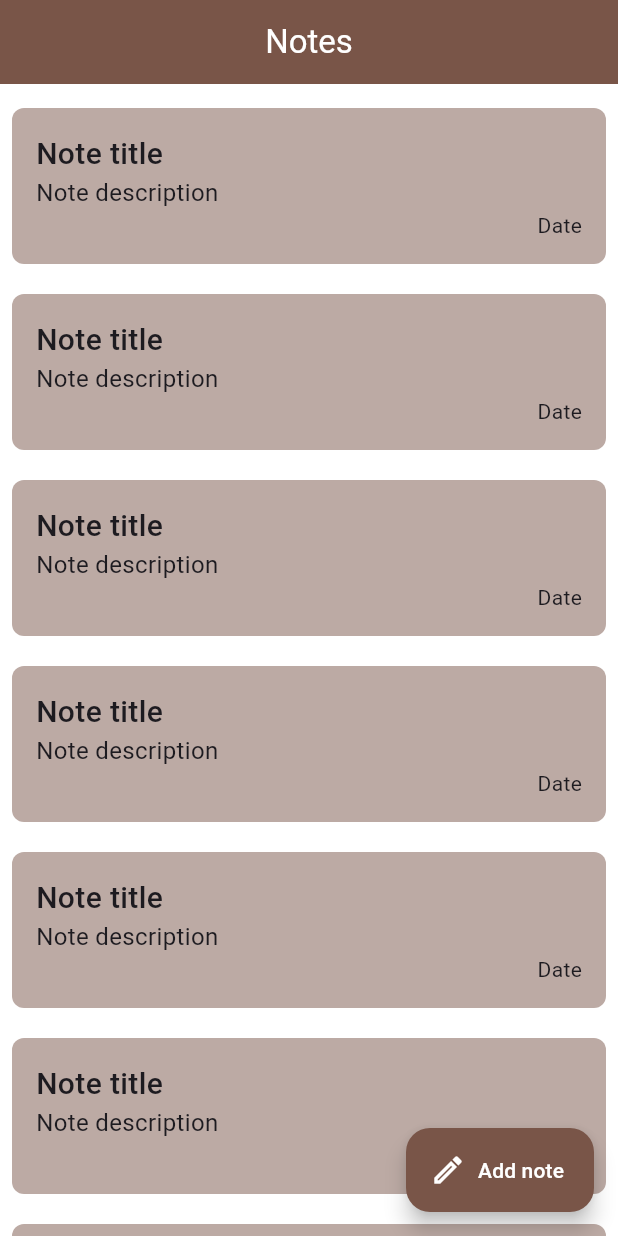
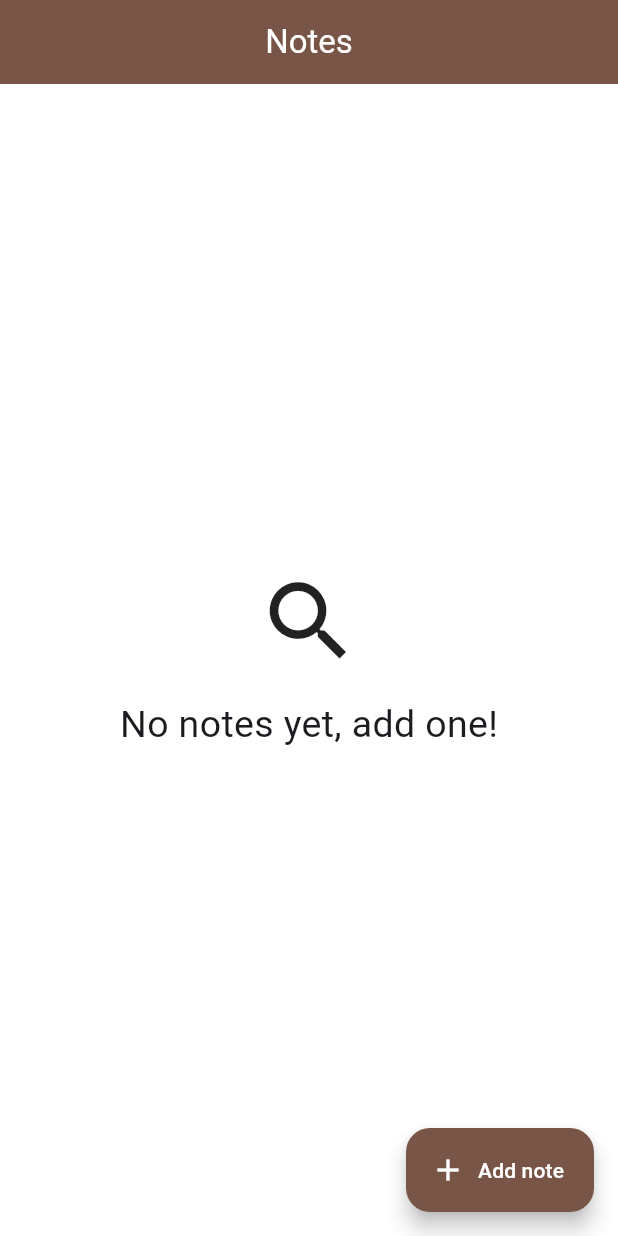
Before and after one commit to jakgrab/simple-notes-app, a Flutter app: the screen it shows after launch, on a phone screen of 412 x 824 dp. Run offline on Flutter 3.47's test engine with Material 3 defaults, Android fonts, the phone set to English and light mode, and no system bars; our stand-ins replace flutter_bloc, freezed_annotation, get_it, go_router, hive, injectable; missing offline and left inert: bloc_presentation; accounts and stored records are empty; generated files the repository leaves out were written again.

Commit message:
Add adding and fetching notes logic

```diff
--- a/lib/features/notes/data/data_sources/local/daos/notes_dao.dart
+++ b/lib/features/notes/data/data_sources/local/daos/notes_dao.dart
@@ -8,21 +8,21 @@ import 'package:simple_notes_app/features/notes/data/models/note/note_model.dart
 class NotesDao implements NotesDaoInterface {
   @override
   Future<void> addNote(NoteModel note) async {
-    final notesBox = Hive.box<NoteModel>(HiveBoxes.notes);
+    final notesBox = await Hive.openBox<NoteModel>(HiveBoxes.notes);
 
     await notesBox.put(note.id, note);
   }
 
   @override
-  Future<void> deleteNote(NoteModel note) {
-    final notesBox = Hive.box<NoteModel>(HiveBoxes.notes);
+  Future<void> deleteNote(NoteModel note) async {
+    final notesBox = await Hive.openBox<NoteModel>(HiveBoxes.notes);
 
     return notesBox.delete(note.id);
   }
 
   @override
   Future<List<NoteModel>> getNotes() async {
-    final notesBox = Hive.box<NoteModel>(HiveBoxes.notes);
+    final notesBox = await Hive.openBox<NoteModel>(HiveBoxes.notes);
 
     return notesBox.values.toList();
   }
--- a/lib/features/notes/presentation/pages/home_screen/home_screen.dart
+++ b/lib/features/notes/presentation/pages/home_screen/home_screen.dart
@@ -1,4 +1,7 @@
 import 'package:flutter/material.dart';
+import 'package:flutter_bloc/flutter_bloc.dart';
+import 'package:simple_notes_app/config/di/locator.dart';
+import 'package:simple_notes_app/features/notes/presentation/bloc/home/home_cubit.dart';
 import 'package:simple_notes_app/features/notes/presentation/pages/home_screen/home_view.dart';
 
 class HomeScreen extends StatelessWidget {
@@ -6,6 +9,15 @@ class HomeScreen extends StatelessWidget {
 
   @override
   Widget build(BuildContext context) {
-    return const HomeView();
+    print('NOTE - HomeScreen - build method');
+
+    return BlocProvider(
+      create: (context) {
+        print('NOTE - HomeScreen - BlocProvider - creating cubit');
+
+        return getIt.get<HomeCubit>()..init();
+      },
+      child: const HomeView(),
+    );
   }
 }
--- a/lib/features/notes/presentation/pages/home_screen/home_view.dart
+++ b/lib/features/notes/presentation/pages/home_screen/home_view.dart
@@ -1,6 +1,11 @@
 import 'package:flutter/material.dart';
+import 'package:flutter_bloc/flutter_bloc.dart';
+import 'package:go_router/go_router.dart';
+import 'package:simple_notes_app/core/constants/route_names.dart';
+import 'package:simple_notes_app/core/enums/data_status/data_status.dart';
 import 'package:simple_notes_app/core/extensions/localization_on_build_context.dart';
-import 'package:simple_notes_app/features/notes/presentation/widgets/home/note_item.dart';
+import 'package:simple_notes_app/features/notes/presentation/bloc/home/home_cubit.dart';
+import 'package:simple_notes_app/features/notes/presentation/widgets/home/notes_list.dart';
 
 class HomeView extends StatelessWidget {
   const HomeView({super.key});
@@ -13,9 +18,15 @@ class HomeView extends StatelessWidget {
         title: Text(context.localizations.homeScreenAppBarText),
       ),
       floatingActionButton: FloatingActionButton.extended(
-        onPressed: () {},
+        onPressed: () async {
+          final didAddNote = await context.pushNamed<bool>(RouteNames.addNote);
+
+          if (didAddNote == true && context.mounted) {
+            await context.read<HomeCubit>().getNotes();
+          }
+        },
         label: Text(context.localizations.homeScreenFABText),
-        icon: const Icon(Icons.edit_outlined),
+        icon: const Icon(Icons.add),
       ),
       body: const HomeViewBody(),
     );
@@ -27,38 +38,10 @@ class HomeViewBody extends StatelessWidget {
 
   @override
   Widget build(BuildContext context) {
-    final someList = List.generate(20, (index) => index);
-    return Padding(
-      padding: const EdgeInsets.symmetric(horizontal: 8.0),
-      child: CustomScrollView(
-        slivers: [
-          SliverList.separated(
-            separatorBuilder: (context, index) {
-              return const SizedBox(
-                height: 20,
-              );
-            },
-            itemCount: someList.length,
-            itemBuilder: (context, index) {
-              if (index == 0) {
-                return const Padding(
-                  padding: EdgeInsets.only(top: 16.0),
-                  child: NoteItem(),
-                );
-              }
-
-              if (index == someList.length - 1) {
-                return const Padding(
-                  padding: EdgeInsets.only(bottom: 16.0),
-                  child: NoteItem(),
-                );
-              }
-
-              return const NoteItem();
-            },
-          ),
-        ],
-      ),
-    );
+    final dataStatus = context.select((HomeCubit cubit) => cubit.state.status);
+    return switch (dataStatus) {
+      DataStatus.loading || DataStatus.error || DataStatus.initial => const LinearProgressIndicator(),
+      DataStatus.success => const NotesList(),
+    };
   }
 }
--- /dev/null
+++ b/lib/features/notes/presentation/widgets/home/no_notes_found.dart
@@ -0,0 +1,23 @@
+import 'package:flutter/material.dart';
+import 'package:simple_notes_app/core/extensions/localization_on_build_context.dart';
+
+class NoNotesFound extends StatelessWidget {
+  const NoNotesFound({super.key});
+
+  @override
+  Widget build(BuildContext context) {
+    return Center(
+      child: Column(
+        mainAxisAlignment: MainAxisAlignment.center,
+        children: [
+          const Icon(Icons.search, size: 70),
+          const SizedBox(height: 16),
+          Text(
+            context.localizations.homeScreenNoNotesFound,
+            style: const TextStyle(fontSize: 25),
+          ),
+        ],
+      ),
+    );
+  }
+}
--- a/lib/features/notes/presentation/widgets/home/note_item.dart
+++ b/lib/features/notes/presentation/widgets/home/note_item.dart
@@ -1,22 +1,27 @@
 import 'package:flutter/material.dart';
+import 'package:simple_notes_app/features/notes/domain/entities/note.dart';
 
 class NoteItem extends StatelessWidget {
-  const NoteItem({super.key});
+  const NoteItem({super.key, required this.note});
+
+  final Note note;
 
   @override
   Widget build(BuildContext context) {
     return Container(
-      decoration: BoxDecoration(color: Colors.brown[200], borderRadius: BorderRadius.circular(8)),
+      decoration: BoxDecoration(
+        color: Colors.brown[200],
+        borderRadius: BorderRadius.circular(8),
+        boxShadow: const [
+          BoxShadow(blurRadius: 1),
+        ],
+      ),
       padding: const EdgeInsets.all(16.0),
-      child: const Column(
+      child: Column(
         crossAxisAlignment: CrossAxisAlignment.start,
         children: [
-          Text(
-            'Note title',
-            style: TextStyle(fontSize: 20, fontWeight: FontWeight.w500),
-          ),
-          Text('Note description', style: TextStyle(fontSize: 16)),
-          Align(alignment: Alignment.bottomRight, child: Text('Date')),
+          Text(note.content, style: const TextStyle(fontSize: 16)),
+          Align(alignment: Alignment.bottomRight, child: Text(note.creationDate.toString())),
         ],
       ),
     );
--- /dev/null
+++ b/lib/features/notes/presentation/widgets/home/notes_list.dart
@@ -0,0 +1,51 @@
+import 'package:flutter/material.dart';
+import 'package:flutter_bloc/flutter_bloc.dart';
+import 'package:simple_notes_app/features/notes/presentation/bloc/home/home_cubit.dart';
+import 'package:simple_notes_app/features/notes/presentation/widgets/home/no_notes_found.dart';
+import 'package:simple_notes_app/features/notes/presentation/widgets/home/note_item.dart';
+
+class NotesList extends StatelessWidget {
+  const NotesList({
+    super.key,
+  });
+
+  @override
+  Widget build(BuildContext context) {
+    final notes = context.select((HomeCubit cubit) => cubit.state.notes);
+
+    return notes.isEmpty
+        ? const NoNotesFound()
+        : Padding(
+            padding: const EdgeInsets.symmetric(horizontal: 8.0),
+            child: CustomScrollView(
+              slivers: [
+                SliverList.separated(
+                  separatorBuilder: (context, index) {
+                    return const SizedBox(
+                      height: 20,
+                    );
+                  },
+                  itemCount: notes.length,
+                  itemBuilder: (context, index) {
+                    if (index == 0) {
+                      return Padding(
+                        padding: const EdgeInsets.only(top: 16.0),
+                        child: NoteItem(note: notes[index]),
+                      );
+                    }
+
+                    if (index == notes.length - 1) {
+                      return Padding(
+                        padding: const EdgeInsets.only(bottom: 16.0),
+                        child: NoteItem(note: notes[index]),
+                      );
+                    }
+
+                    return NoteItem(note: notes[index]);
+                  },
+                ),
+              ],
+            ),
+          );
+  }
+}
--- a/lib/l10n/app_en.arb
+++ b/lib/l10n/app_en.arb
@@ -1,4 +1,6 @@
 {
     "homeScreenAppBarText" : "Notes",
-    "homeScreenFABText" : "Add note"
+    "homeScreenFABText" : "Add note",
+    "homeScreenNoNotesFound" : "No notes yet, add one!",
+    "addNoteScreenAppBarText" : "Add note"
 }
--- a/lib/main.dart
+++ b/lib/main.dart
@@ -6,9 +6,9 @@ import 'package:simple_notes_app/config/di/locator.dart';
 
 Future<void> main() async {
   WidgetsFlutterBinding.ensureInitialized();
+  await initHiveDatabase();
 
   setupDependencies();
-  await initHiveDatabase();
 
   SystemChrome.setSystemUIOverlayStyle(
     const SystemUiOverlayStyle(
--- a/pubspec.yaml
+++ b/pubspec.yaml
@@ -9,6 +9,7 @@ environment:
   sdk: ^3.5.3
 
 dependencies:
+  bloc_presentation: ^1.0.0
   flutter:
     sdk: flutter
   flutter_bloc: ^8.1.6
@@ -23,6 +24,7 @@ dependencies:
   intl: ^0.19.0
   json_annotation: ^4.9.0
   path_provider: ^2.1.5
+  uuid: ^4.5.1
 
 
 dev_dependencies:
```
Also changed, not shown: lib/core/widgets/app_text_field.dart (added, +42 -0 lines), lib/features/notes/domain/usecases/add_note.dart (added, +22 -0 lines), lib/features/notes/presentation/bloc/add_note/add_note_cubit.dart (added, +52 -0 lines), lib/features/notes/presentation/bloc/add_note/add_note_state.dart (added, +10 -0 lines), lib/features/notes/presentation/bloc/home/home_cubit.dart (+8 -2 lines), lib/features/notes/presentation/pages/add_note_screen/add_note_screen.dart (+8 -1 lines), lib/features/notes/presentation/pages/add_note_screen/add_note_view.dart (added, +67 -0 lines), lib/features/notes/presentation/widgets/add_note/save_note_button.dart (added, +24 -0 lines), lib/config/di/locator.config.dart, pubspec.lock, 1 other file.
